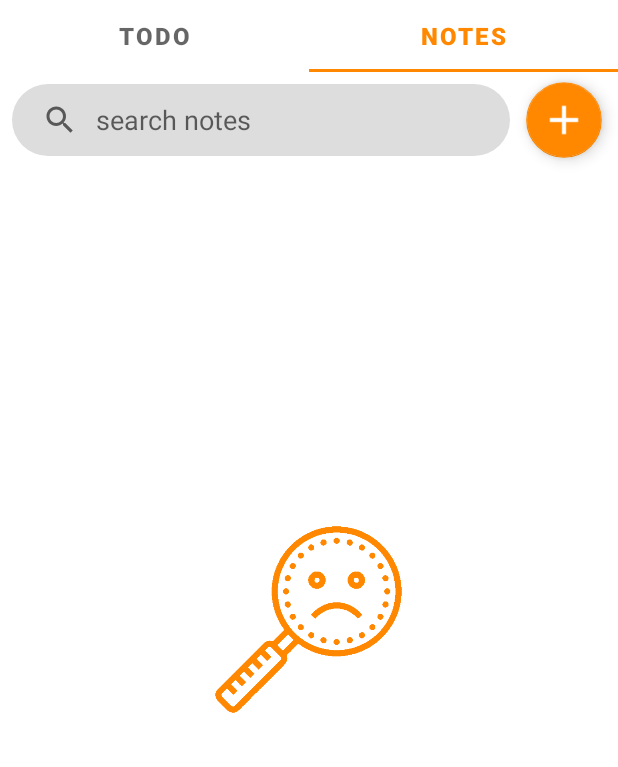
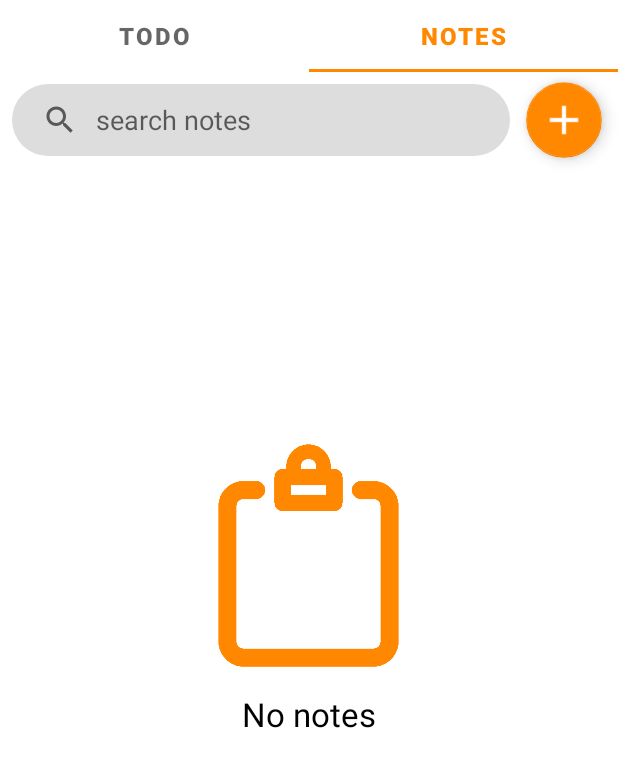
Before and after one commit to DanisDeveloper/TODO_LIST, an Android app: the screen it shows after launch (MainActivity), tab 2 chosen, on a phone screen of 412 x 824 dp. Shown: the top 767 px of the screen. Run offline under Robolectric (Android 15) with nearby library versions, the phone set to English and light mode, and no system bars; our stand-ins replace Room's generated code.

Commit message:
change ic_nothing_found.png, add textView and change versionCode to 2

```diff
--- a/app/build.gradle
+++ b/app/build.gradle
@@ -13,8 +13,8 @@ android {
         applicationId "com.danis.android.todo_list"
         minSdk 23
         targetSdk 32
-        versionCode 1
-        versionName "1.0"
+        versionCode 2
+        versionName "2.0"
 
         testInstrumentationRunner "androidx.test.runner.AndroidJUnitRunner"
     }
--- a/app/src/main/java/com/danis/android/todo_list/presentation/fragments/NoteFragment.kt
+++ b/app/src/main/java/com/danis/android/todo_list/presentation/fragments/NoteFragment.kt
@@ -70,8 +70,14 @@ class NoteFragment : Fragment() {
         setupRecyclerView()
         noteViewModel.notesListLiveData.observe(viewLifecycleOwner) { list ->
             noteAdapter.notesList = list
-            if (list.isEmpty()) binding.notesNotFoundImageView.visibility = View.VISIBLE
-            else binding.notesNotFoundImageView.visibility = View.GONE
+            if (list.isEmpty()) {
+                binding.notesNotFoundImageView.visibility = View.VISIBLE
+                binding.notesNotFoundTextView.visibility = View.VISIBLE
+            }
+            else{
+                binding.notesNotFoundImageView.visibility = View.GONE
+                binding.notesNotFoundTextView.visibility = View.GONE
+            }
         }
         noteViewModel.searchStringLiveData.observe(viewLifecycleOwner) {
             noteViewModel.loadListNotes()
--- a/app/src/main/java/com/danis/android/todo_list/presentation/fragments/TODOFragment.kt
+++ b/app/src/main/java/com/danis/android/todo_list/presentation/fragments/TODOFragment.kt
@@ -58,8 +58,14 @@ class TODOFragment : Fragment() {
         }
         todoViewModel.todoListLiveData.observe(viewLifecycleOwner) {
             todoAdapter.TODOList = it
-            if (it.isEmpty()) binding.taskNotFoundImageView.visibility = View.VISIBLE
-            else binding.taskNotFoundImageView.visibility = View.GONE
+            if (it.isEmpty()) {
+                binding.taskNotFoundImageView.visibility = View.VISIBLE
+                binding.taskNotFoundTextView.visibility = View.VISIBLE
+            }
+            else {
+                binding.taskNotFoundImageView.visibility = View.GONE
+                binding.taskNotFoundTextView.visibility = View.GONE
+            }
         }
     }
 
--- a/app/src/main/res/layout/fragment_note.xml
+++ b/app/src/main/res/layout/fragment_note.xml
@@ -50,7 +50,8 @@
         app:layout_constraintHorizontal_bias="0.0"
         app:layout_constraintStart_toStartOf="parent"
         app:layout_constraintTop_toBottomOf="@+id/notes_searchView"
-        app:layout_constraintVertical_bias="0.0" />
+        app:layout_constraintVertical_bias="0.0"
+        tools:listitem="@layout/note_item"/>
 
     <ImageView
         android:id="@+id/notes_not_found_imageView"
@@ -61,9 +62,21 @@
         app:layout_constraintHorizontal_bias="0.498"
         app:layout_constraintStart_toStartOf="parent"
         app:layout_constraintTop_toTopOf="@+id/recyclerView"
-        app:layout_constraintVertical_bias="0.402"
+        app:layout_constraintVertical_bias="0.326"
         app:srcCompat="@drawable/ic_nothing_found"
         app:tint="?attr/colorPrimary" />
+
+    <TextView
+        android:id="@+id/notes_not_found_textView"
+        android:layout_width="wrap_content"
+        android:layout_height="wrap_content"
+        android:layout_marginTop="16dp"
+        android:text="@string/note_nothing_found"
+        android:textColor="@color/text_color"
+        android:textSize="22sp"
+        app:layout_constraintEnd_toEndOf="@+id/notes_not_found_imageView"
+        app:layout_constraintStart_toStartOf="@+id/notes_not_found_imageView"
+        app:layout_constraintTop_toBottomOf="@+id/notes_not_found_imageView" />
 
     <androidx.coordinatorlayout.widget.CoordinatorLayout
         android:id="@+id/coordinatorLayout"
--- a/app/src/main/res/values/strings.xml
+++ b/app/src/main/res/values/strings.xml
@@ -32,4 +32,6 @@
     <string name="time_picker">TIME PICKER</string>
     <string name="okay">Okay</string>
     <string name="push_notification">Push-notifications</string>
+    <string name="task_nothing_found">No tasks for today</string>
+    <string name="note_nothing_found">No notes</string>
 </resources>
```
Also changed, not shown: app/src/main/res/layout/fragment_todo.xml (+14 -1 lines), app/src/main/res/drawable/ic_nothing_found.png, 1 other file.
